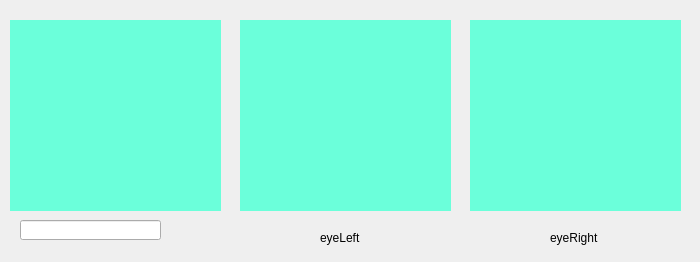
First picture: the form in videoShow.ui, repository Chanik-Jo/CatractDetectionProgram, before the edit.
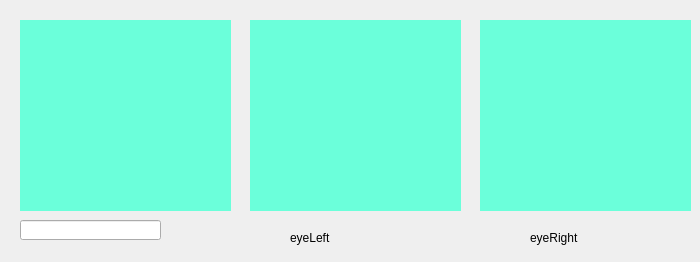
Second picture: the form after the edit.

Patch:
```diff
--- a/videoShow.ui
+++ b/videoShow.ui
@@ -41,7 +41,7 @@
   <widget class="QLabel" name="label">
    <property name="geometry">
     <rect>
-     <x>320</x>
+     <x>290</x>
      <y>230</y>
      <width>71</width>
      <height>16</height>
@@ -54,7 +54,7 @@
   <widget class="QLabel" name="label_2">
    <property name="geometry">
     <rect>
-     <x>550</x>
+     <x>530</x>
      <y>230</y>
      <width>71</width>
      <height>16</height>
@@ -67,24 +67,12 @@
   <widget class="QLabel" name="videoWidget">
    <property name="geometry">
     <rect>
-     <x>10</x>
+     <x>20</x>
      <y>20</y>
      <width>211</width>
      <height>191</height>
     </rect>
    </property>
-   <property name="minimumSize">
-    <size>
-     <width>211</width>
-     <height>191</height>
-    </size>
-   </property>
-   <property name="maximumSize">
-    <size>
-     <width>211</width>
-     <height>191</height>
-    </size>
-   </property>
    <property name="styleSheet">
     <string notr="true">background-color: rgb(107, 255, 218);</string>
    </property>
@@ -95,24 +83,12 @@
   <widget class="QLabel" name="videoWidget_2">
    <property name="geometry">
     <rect>
-     <x>240</x>
+     <x>250</x>
      <y>20</y>
      <width>211</width>
      <height>191</height>
     </rect>
    </property>
-   <property name="minimumSize">
-    <size>
-     <width>211</width>
-     <height>191</height>
-    </size>
-   </property>
-   <property name="maximumSize">
-    <size>
-     <width>211</width>
-     <height>191</height>
-    </size>
-   </property>
    <property name="styleSheet">
     <string notr="true">background-color: rgb(107, 255, 218);</string>
    </property>
@@ -123,24 +99,12 @@
   <widget class="QLabel" name="videoWidget_3">
    <property name="geometry">
     <rect>
-     <x>470</x>
+     <x>480</x>
      <y>20</y>
      <width>211</width>
      <height>191</height>
     </rect>
    </property>
-   <property name="minimumSize">
-    <size>
-     <width>211</width>
-     <height>191</height>
-    </size>
-   </property>
-   <property name="maximumSize">
-    <size>
-     <width>211</width>
-     <height>191</height>
-    </size>
-   </property>
    <property name="styleSheet">
     <string notr="true">background-color: rgb(107, 255, 218);</string>
    </property>
```
Left out of the diff: 4 changed lines with no effect on the pictures.
